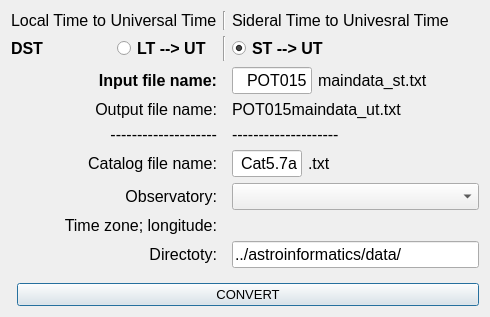
Qt form ut.ui (nkirov/timetool) before a commit.
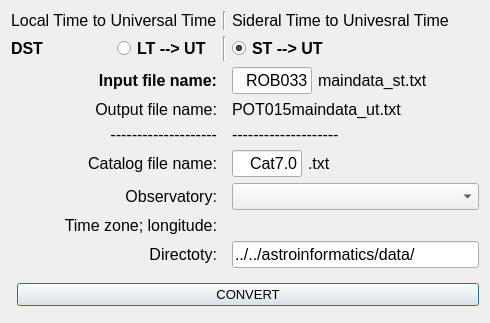
The same form after that commit.

Patch:
```diff
--- a/ut.ui
+++ b/ut.ui
@@ -7,7 +7,7 @@
     <x>0</x>
     <y>0</y>
     <width>490</width>
-    <height>317</height>
+    <height>323</height>
    </rect>
   </property>
   <property name="windowTitle">
@@ -123,7 +123,7 @@
           </font>
          </property>
          <property name="text">
-          <string>POT015</string>
+          <string>ROB033</string>
          </property>
          <property name="alignment">
           <set>Qt::AlignRight|Qt::AlignTrailing|Qt::AlignVCenter</set>
@@ -258,7 +258,7 @@
           </font>
          </property>
          <property name="text">
-          <string>Cat5.7a</string>
+          <string>Cat7.0</string>
          </property>
          <property name="alignment">
           <set>Qt::AlignRight|Qt::AlignTrailing|Qt::AlignVCenter</set>
@@ -420,7 +420,7 @@
         </font>
        </property>
        <property name="text">
-        <string>../astroinformatics/data/</string>
+        <string>../../astroinformatics/data/</string>
        </property>
       </widget>
      </item>
```
Left out of the diff: 2 changed lines with no effect on the pictures.
